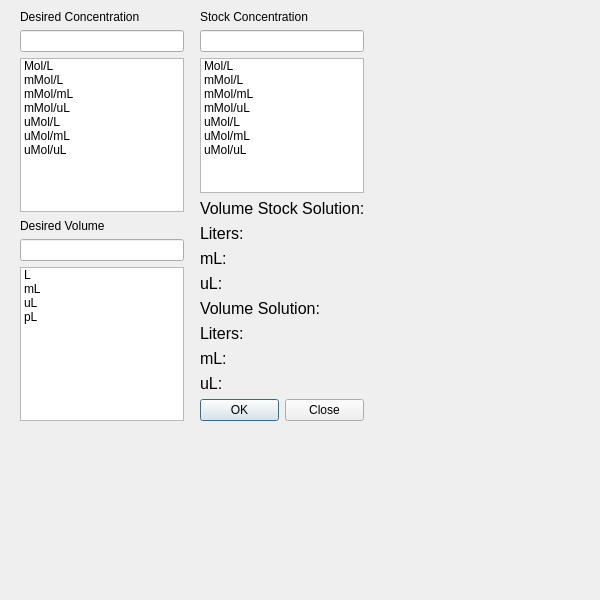
Qt form dilutionSolution.ui (estsauver/DilutionSolution) before a commit.
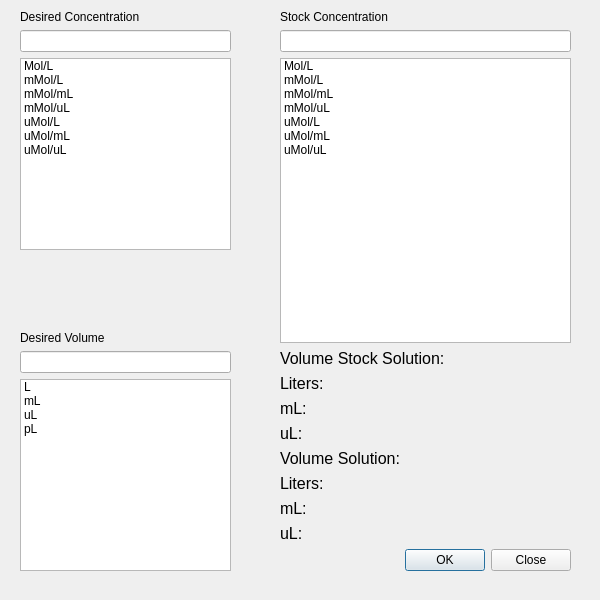
The same form after that commit.

Patch:
```diff
--- a/dilutionSolution.ui
+++ b/dilutionSolution.ui
@@ -24,8 +24,8 @@
     <rect>
      <x>20</x>
      <y>10</y>
-     <width>164</width>
-     <height>411</height>
+     <width>211</width>
+     <height>561</height>
     </rect>
    </property>
    <layout class="QVBoxLayout" name="verticalLayout">
@@ -130,10 +130,10 @@
   <widget class="QWidget" name="verticalLayoutWidget_2">
    <property name="geometry">
     <rect>
-     <x>200</x>
+     <x>280</x>
      <y>10</y>
-     <width>164</width>
-     <height>411</height>
+     <width>291</width>
+     <height>561</height>
     </rect>
    </property>
    <layout class="QVBoxLayout" name="verticalLayout_2">
```
